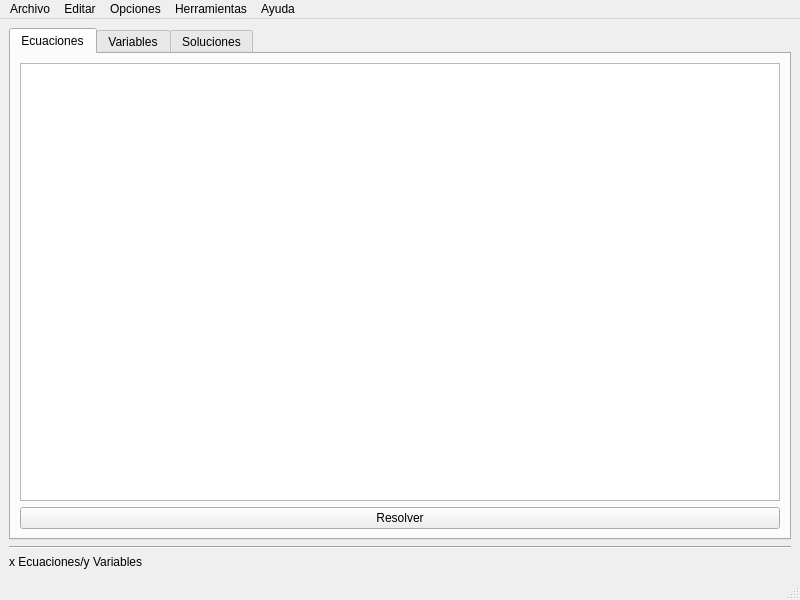
Before: the Qt Designer form GUI/MainWindow.ui in jon85p/pyENL, drawn with Qt 5.
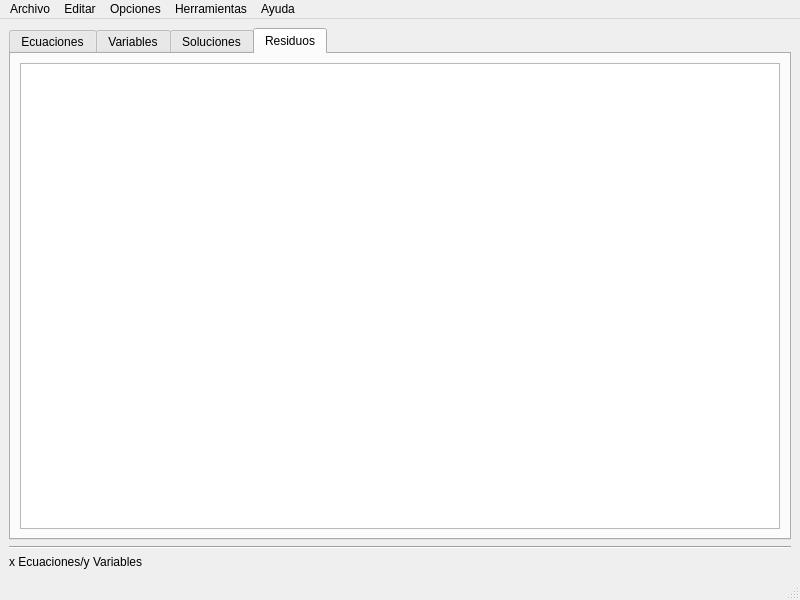
After: the same form once the commit is applied. The open tabs and pages were chosen to show the change. Icons and pictures are not drawn.

Commit message: Se pueden ver valores residuales en GUI

```diff
--- a/GUI/MainWindow.ui
+++ b/GUI/MainWindow.ui
@@ -108,6 +108,16 @@
         </item>
        </layout>
       </widget>
+      <widget class="QWidget" name="resTab">
+       <attribute name="title">
+        <string>Residuos</string>
+       </attribute>
+       <layout class="QGridLayout" name="gridLayout_4">
+        <item row="0" column="0">
+         <widget class="QTableWidget" name="resTable"/>
+        </item>
+       </layout>
+      </widget>
      </widget>
     </item>
     <item row="1" column="0">
```
The commit also changes 1 other file.
